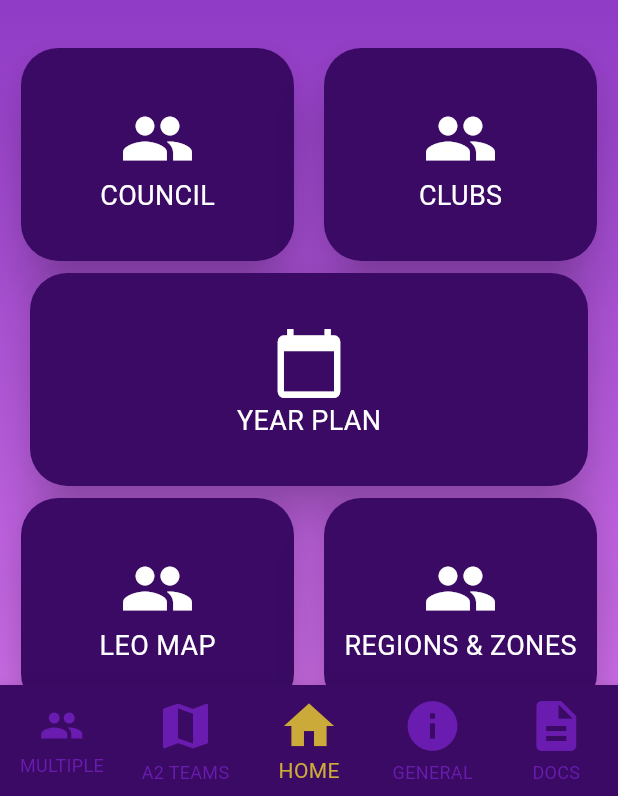
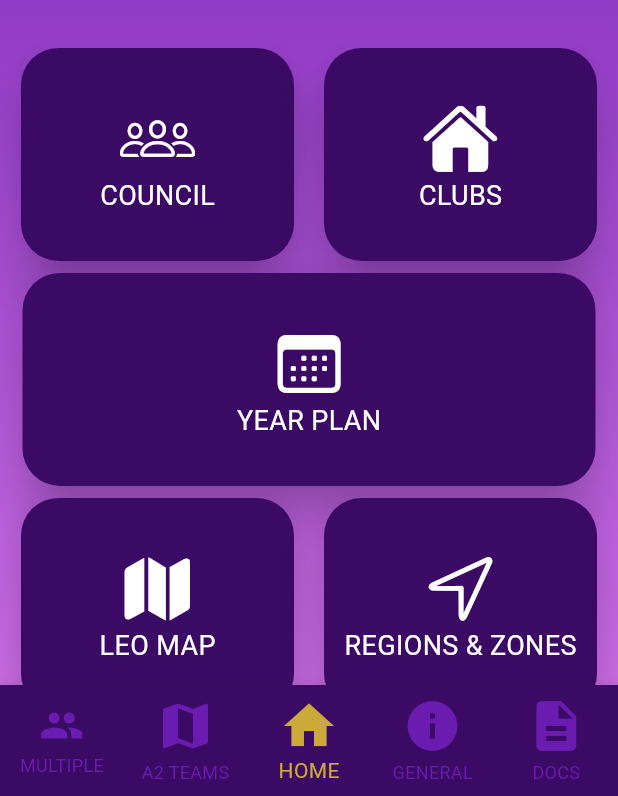
Before and after one commit to Thameera08/A2Leo-App, a Flutter app: the screen it shows after launch, on a phone screen of 412 x 824 dp, the part 440-1236 px from its top. Run offline on Flutter 3.47's test engine with Material 3 defaults, Android fonts, the light colour scheme and no system bars; drawn by our look-alikes of flutter_animate.

Commit message:
dashboard update

```diff
--- a/lib/components/mainCardsv2.dart
+++ b/lib/components/mainCardsv2.dart
@@ -22,7 +22,7 @@ class MainCardV2 extends StatelessWidget {
       child: Hero(
         tag: title,
         child: SizedBox(
-          width: 380,
+          width: 390,
           height: 150,
           child: Card(
              color: AppColors.primary1,
--- a/lib/screens/homescreen.dart
+++ b/lib/screens/homescreen.dart
@@ -1,5 +1,6 @@
 // ignore_for_file: prefer_const_constructors, prefer_const_literals_to_create_immutables
 
+import 'package:flutter/cupertino.dart';
 import 'package:flutter/material.dart';
 import 'package:leomd/components/mainCards.dart';
 import 'package:leomd/components/mainCardsv2.dart';
@@ -50,12 +51,12 @@ class _HomescreenState extends State<Homescreen> {
                       DashboardItem(
                         title: "COUNCIL",
                         onTap: () {},
-                        icon: Icon(Icons.group),
+                        icon: Icon(CupertinoIcons.group),
                       ),
                       DashboardItem(
                         title: "CLUBS",
                         onTap: () {},
-                        icon: Icon(Icons.group),
+                        icon: Icon(CupertinoIcons.house_fill),
                       ),
                     ],
                   ),
@@ -65,7 +66,7 @@ class _HomescreenState extends State<Homescreen> {
                   child: MainCardV2(
                     title: "YEAR PLAN",
                     onTap: () {},
-                    icon: Icon(Icons.calendar_today),
+                    icon: Icon(CupertinoIcons.calendar),
                   ),
                 ),
                 Padding(
@@ -76,12 +77,12 @@ class _HomescreenState extends State<Homescreen> {
                       DashboardItem(
                         title: "LEO MAP",
                         onTap: () {},
-                        icon: Icon(Icons.group),
+                        icon: Icon(CupertinoIcons.map_fill),
                       ),
                       DashboardItem(
                         title: "REGIONS & ZONES",
                         onTap: () {},
-                        icon: Icon(Icons.group),
+                        icon: Icon(CupertinoIcons.location),
                       ),
                     ],
                   ),
```
